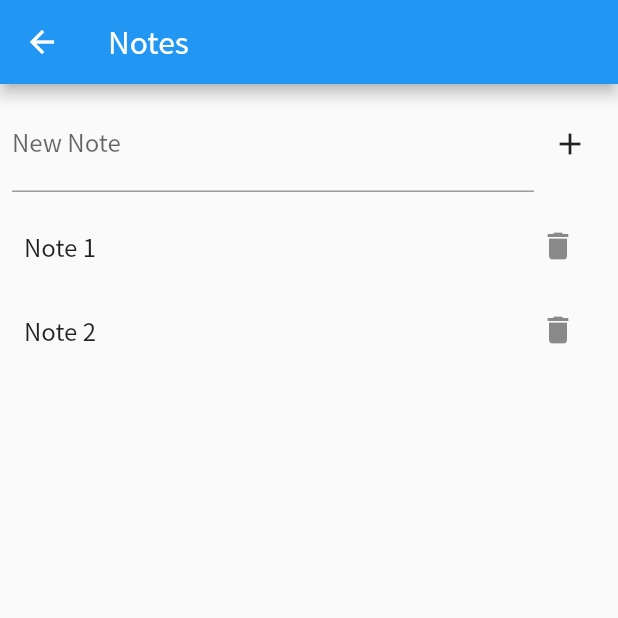
After one commit to tonys61311/flutter_practice, a Flutter app: the NotePage screen opened directly, after a tap on the "add" icon, on a phone screen of 412 x 824 dp, the top half of it. The commit adds this screen. Run offline on Flutter 3.47's test engine with Material 2 defaults, Android fonts, the phone set to English and light mode, and no system bars; our stand-ins replace dartz; network calls fail.

```diff
--- a/lib/design_repository_class.dart
+++ b/lib/design_repository_class.dart
@@ -13,9 +13,9 @@ class Note {
     this.isDeleted = false,
   });
 
-  Note copyWith({int? id, String? title, bool? isDeleted}) {
+  Note copyWith({required int id, String? title, bool? isDeleted}) {
     return Note(
-      id: id ?? this.id,
+      id: id,
       title: title ?? this.title,
       isDeleted: isDeleted ?? this.isDeleted,
     );
@@ -33,7 +33,7 @@ class Failure {
 /// - 軟刪除筆記 (softDelete)
 /// - 透過 Stream 模擬 watchAll 監聽資料變化 (每2秒更新一次)
 class FakeNoteDao {
-  List<Note> _notes = [
+  final List<Note> _notes = [
     Note(id: 1, title: 'Note 1'),
     Note(id: 2, title: 'Note 2'),
   ];
@@ -82,6 +82,9 @@ class FakeNoteDao {
   Future<void> softDelete(int id) async {
     await Future.delayed(Duration(seconds: 2)); // 模擬DB延遲
     final note = _notes.firstWhere((n) => n.id == id, orElse: () => throw Exception('Note not found')); // 找不到筆記則拋出異常
+    if (note.isDeleted) {
+      throw Exception('Note already deleted');
+    }
     note.isDeleted = true;
     _emitCurrentState();
   }
@@ -174,7 +177,7 @@ class NoteRepositoryProvider {
   // 假設這個是你的「網路檢查」邏輯
   Future<bool> _isConnected() async {
     await Future.delayed(Duration(milliseconds: 500)); // 模擬檢查網路
-    return DateTime.now().second % 2 == 0; // 偶數秒=有網路，奇數秒=沒網路 (隨機)
+    return true; // for demo
   }
 
   // 根據當前網路狀態切換使用的 repository
--- /dev/null
+++ b/lib/pages/notes_page.dart
@@ -0,0 +1,108 @@
+import 'package:flutter/material.dart';
+
+import '../design_repository_class.dart';
+
+class NotePage extends StatefulWidget {
+  const NotePage({Key? key}) : super(key: key);
+
+  @override
+  _NotePageState createState() => _NotePageState();
+}
+
+class _NotePageState extends State<NotePage> {
+  late NoteRepositoryProvider _provider;
+  late Future<NoteRepository> _repositoryFuture;
+  final TextEditingController _textController = TextEditingController();
+
+  @override
+  void initState() {
+    super.initState();
+    _provider = NoteRepositoryProvider(); // 預設 Auto Mode
+    _repositoryFuture = _provider.getRepository();
+  }
+
+  void _saveNote() async {
+    final repo = await _repositoryFuture;
+    final result = await repo.save(Note(id: 0, title: _textController.text));
+
+    result.fold(
+            (failure) => ScaffoldMessenger.of(context).showSnackBar(SnackBar(content: Text('Save Failed: ${failure.message}'))),
+            (note) => ScaffoldMessenger.of(context).showSnackBar(SnackBar(content: Text('Save Success: ${note.title}')))
+    );
+
+    _textController.clear();
+  }
+
+  void _softDelete(int id) async {
+    final repo = await _repositoryFuture;
+    final result = await repo.softDelete(id);
+
+    result.fold(
+            (failure) => ScaffoldMessenger.of(context).showSnackBar(SnackBar(content: Text('Delete Failed: ${failure.message}'))),
+            (_) => ScaffoldMessenger.of(context).showSnackBar(SnackBar(content: Text('Delete Success')))
+    );
+  }
+
+  @override
+  Widget build(BuildContext context) {
+    return Scaffold(
+      appBar: AppBar(title: Text('Notes')),
+      body: FutureBuilder<NoteRepository>(
+        future: _repositoryFuture,
+        builder: (context, snapshot) {
+          if (snapshot.connectionState != ConnectionState.done) {
+            return Center(child: CircularProgressIndicator());
+          }
+
+          final repository = snapshot.data!;
+          return Column(
+            children: [
+              Padding(
+                padding: const EdgeInsets.all(8.0),
+                child: Row(
+                  children: [
+                    Expanded(
+                      child: TextField(
+                        controller: _textController,
+                        decoration: InputDecoration(labelText: 'New Note'),
+                      ),
+                    ),
+                    IconButton(
+                      icon: Icon(Icons.add),
+                      onPressed: _saveNote,
+                    ),
+                  ],
+                ),
+              ),
+              Expanded(
+                child: StreamBuilder<List<Note>>(
+                  stream: repository.watchAll(),
+                  builder: (context, snapshot) {
+                    if (!snapshot.hasData) {
+                      return Center(child: CircularProgressIndicator());
+                    }
+
+                    final notes = snapshot.data!;
+                    return ListView.builder(
+                      itemCount: notes.length,
+                      itemBuilder: (context, index) {
+                        final note = notes[index];
+                        return ListTile(
+                          title: Text(note.title),
+                          trailing: IconButton(
+                            icon: Icon(Icons.delete),
+                            onPressed: () => _softDelete(note.id),
+                          ),
+                        );
+                      },
+                    );
+                  },
+                ),
+              ),
+            ],
+          );
+        },
+      ),
+    );
+  }
+}
```
Also changed, not shown: pubspec.yaml (+1 -9 lines), 2 other files.
